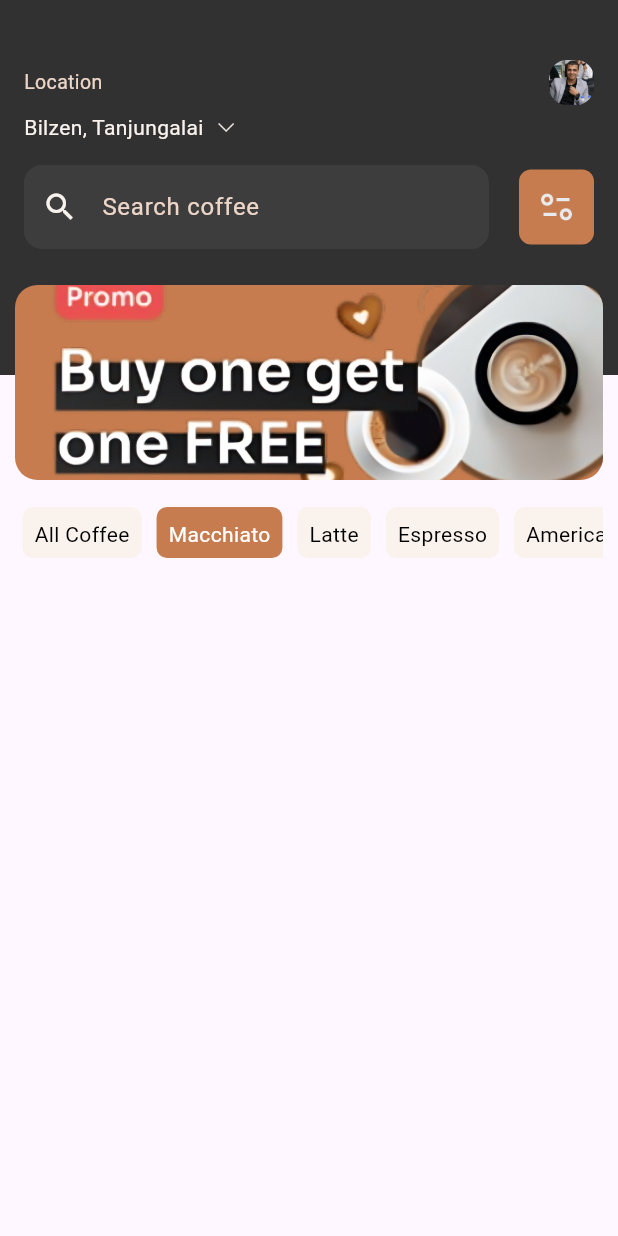
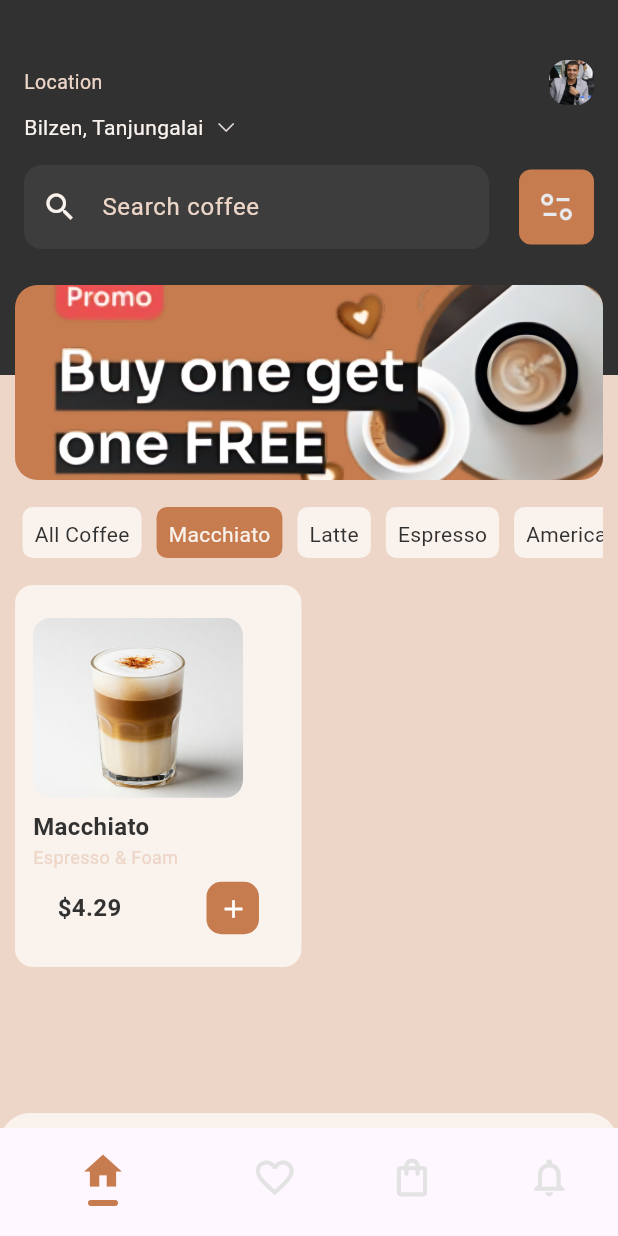
Before and after one commit to ab803/CoffeeApp, a Flutter app: the screen it shows after launch, after a tap on "Macchiato", on a phone screen of 412 x 824 dp. Run offline on Flutter 3.47's test engine with Material 3 defaults, Android fonts, the phone set to English and light mode, and no system bars.

Commit message:
finish Home Screen

```diff
--- a/lib/Screens/HomeScreen.dart
+++ b/lib/Screens/HomeScreen.dart
@@ -1,7 +1,8 @@
-import 'package:flutter/cupertino.dart';
 import 'package:flutter/material.dart';
-import 'package:task2/Screens/Widgets/CustomOfferImages.dart';
-import 'package:task2/Screens/Widgets/header.dart';
+import 'Widgets/BottomNavigationBar.dart';
+import 'Widgets/ItemCard.dart';
+import 'Widgets/header.dart';
+import 'Widgets/CustomOfferImages.dart';
 
 class HomeScreen extends StatefulWidget {
   @override
@@ -10,12 +11,31 @@ class HomeScreen extends StatefulWidget {
 
 class _HomeScreenState extends State<HomeScreen> {
   final List<String> categories = ["All Coffee", "Macchiato", "Latte", "Espresso", "Americano"];
-  int selectedIndex = 0; // To track selected category index
+  int selectedIndex = 0;
+
+  final List<Map<String, String>> coffeeItems = [
+    {"imgPath": "assets/images/Espresso.jpeg", "title": "Espresso", "subtitle": "Strong & Bold", "price": "3.99", "category": "Espresso"},
+    {"imgPath": "assets/images/Cappuccino.jpeg", "title": "Cappuccino", "subtitle": "Creamy & Smooth", "price": "4.99", "category": "Latte"},
+    {"imgPath": "assets/images/latte.jpeg", "title": "Latte", "subtitle": "Mild & Milky", "price": "4.49", "category": "Latte"},
+    {"imgPath": "assets/images/Americano.jpeg", "title": "Americano", "subtitle": "Light & Classic", "price": "3.49", "category": "Americano"},
+    {"imgPath": "assets/images/Mocha.jpeg", "title": "Mocha", "subtitle": "Chocolate & Coffee", "price": "5.49", "category": "Latte"},
+    {"imgPath": "assets/images/Macchiato.jpeg", "title": "Macchiato", "subtitle": "Espresso & Foam", "price": "4.29", "category": "Macchiato"},
+  ];
+
+  // 🔹 Filtered Items Based on Category Selection
+  List<Map<String, String>> get filteredItems {
+    if (selectedIndex == 0) return coffeeItems;
+    return coffeeItems.where((item) => item["title"] == categories[selectedIndex]).toList();
+  }
 
   @override
   Widget build(BuildContext context) {
     return Scaffold(
-      body: Column(
+      bottomNavigationBar: BottomNavBar(),
+      backgroundColor: Color(0xffEDD6C8),
+      body: SafeArea(
+        child: Column(
+          crossAxisAlignment: CrossAxisAlignment.start,
           children: [
             Stack(
               clipBehavior: Clip.none,
@@ -26,7 +46,7 @@ class _HomeScreenState extends State<HomeScreen> {
             ),
             SizedBox(height: 80),
 
-          // Horizontal Category List
+            // 🔹 Category Selector
             SizedBox(
               height: 50,
               child: Padding(
@@ -35,16 +55,16 @@ class _HomeScreenState extends State<HomeScreen> {
                   scrollDirection: Axis.horizontal,
                   itemCount: categories.length,
                   itemBuilder: (context, index) {
-                  bool isSelected = selectedIndex == index; // Check if category is selected
+                    bool isSelected = selectedIndex == index;
 
                     return GestureDetector(
                       onTap: () {
                         setState(() {
-                        selectedIndex = index; // Update selected index
+                          selectedIndex = index;
                         });
                       },
-                    child:Padding(
-                      padding: const EdgeInsets.symmetric(horizontal: 5,vertical: 8),
+                      child: Padding(
+                        padding: const EdgeInsets.symmetric(horizontal: 5, vertical: 8),
                         child: Container(
                           padding: EdgeInsets.all(8),
                           decoration: BoxDecoration(
@@ -54,13 +74,36 @@ class _HomeScreenState extends State<HomeScreen> {
                           child: Text(
                             categories[index],
                             style: TextStyle(
-                            color: isSelected ? Colors.white : Colors.black, // Simplified color
+                              color: isSelected ? Color(0xffF9F2ED) : Color(0xff313131),
                               fontSize: 14,
                             ),
                           ),
                         ),
                       ),
+                    );
+                  },
+                ),
+              ),
+            ),
 
+            // 🔹 Coffee Grid View
+            Expanded(
+              child: Padding(
+                padding: EdgeInsets.all(10),
+                child: GridView.builder(
+                  gridDelegate: SliverGridDelegateWithFixedCrossAxisCount(
+                    crossAxisCount: 2,
+                    crossAxisSpacing: 10,
+                    mainAxisSpacing: 20,
+                    childAspectRatio: 0.75,
+                  ),
+                  itemCount: filteredItems.length,
+                  itemBuilder: (context, index) {
+                    return ItemCard(
+                      imgPath: filteredItems[index]["imgPath"]!,
+                      title: filteredItems[index]["title"]!,
+                      subtitle: filteredItems[index]["subtitle"]!,
+                      price: filteredItems[index]["price"]!,
                     );
                   },
                 ),
@@ -68,6 +111,7 @@ class _HomeScreenState extends State<HomeScreen> {
             ),
           ],
         ),
+      ),
     );
   }
 }
--- /dev/null
+++ b/lib/Screens/Widgets/BottomNavigationBar.dart
@@ -0,0 +1,69 @@
+import 'package:flutter/material.dart';
+
+class BottomNavBar extends StatefulWidget {
+  @override
+  _BottomNavBarState createState() => _BottomNavBarState();
+}
+
+class _BottomNavBarState extends State<BottomNavBar> {
+  int _selectedIndex = 0;
+
+  void _onItemTapped(int index) {
+    setState(() {
+      _selectedIndex = index;
+    });
+  }
+
+  @override
+  Widget build(BuildContext context) {
+    return Container(
+      padding: EdgeInsets.only(top: 10),
+      decoration: BoxDecoration(
+        color: Color(0xffF9F2ED),
+        borderRadius: BorderRadius.vertical(top: Radius.circular(20)),
+      ),
+      child: BottomNavigationBar(
+        currentIndex: _selectedIndex,
+        onTap: _onItemTapped,
+        backgroundColor: Colors.transparent,
+        elevation: 0,
+        showSelectedLabels: false,
+        showUnselectedLabels: false,
+        selectedItemColor: Color(0xFFC67C4E), // Brown active color
+        unselectedItemColor: Color(0xffE3E3E3), // Gray inactive color
+        items: [
+          BottomNavigationBarItem(
+            icon: Column(
+              children: [
+                Icon(Icons.home, size: 30),
+                if (_selectedIndex == 0)
+                  Container(
+                    width: 20,
+                    height: 4,
+                    margin: EdgeInsets.only(top: 4),
+                    decoration: BoxDecoration(
+                      color: Color(0xFFC67C4E),
+                      borderRadius: BorderRadius.circular(2),
+                    ),
+                  ),
+              ],
+            ),
+            label: 'Home',
+          ),
+          BottomNavigationBarItem(
+            icon: Icon(Icons.favorite_border, size: 30),
+            label: 'Favorites',
+          ),
+          BottomNavigationBarItem(
+            icon: Icon(Icons.shopping_bag_outlined, size: 30),
+            label: 'Cart',
+          ),
+          BottomNavigationBarItem(
+            icon: Icon(Icons.notifications_none, size: 30),
+            label: 'Notifications',
+          ),
+        ],
+      ),
+    );
+  }
+}
--- /dev/null
+++ b/lib/Screens/Widgets/ItemCard.dart
@@ -0,0 +1,105 @@
+import 'package:flutter/material.dart';
+
+class ItemCard extends StatelessWidget {
+  final String imgPath;
+  final String title;
+  final String subtitle;
+  final String price;
+
+  const ItemCard({
+    super.key,
+    required this.imgPath,
+    required this.title,
+    required this.subtitle,
+    required this.price,
+  });
+
+  @override
+  Widget build(BuildContext context) {
+    return Container(
+      width: 160,
+      height: 200, // 🔹 Increased height for better spacing
+      decoration: BoxDecoration(
+        color: Color(0xffF9F2ED),
+        borderRadius: BorderRadius.circular(12),
+      ),
+      child: Column(
+        mainAxisAlignment: MainAxisAlignment.center,
+        crossAxisAlignment: CrossAxisAlignment.start,
+        children: [
+          Padding(
+            padding: const EdgeInsets.only(left: 12),
+            child: ClipRRect(
+              borderRadius: BorderRadius.circular(12),
+              child: Image.asset(
+                imgPath,
+                width: 140,
+                height: 120, // 🔹 Adjusted height
+                fit: BoxFit.cover,
+                errorBuilder: (context, error, stackTrace) {
+                  print("Image not found: $imgPath");
+                  return Image.asset(
+                    "assets/images/Gemini_Generated_Image_2tbj642tbj642tbj.jpeg", // 🔹 Use a valid fallback image
+                    width: 140,
+                    height: 120,
+                    fit: BoxFit.cover,
+                  );
+                },
+              ),
+            ),
+          ),
+          SizedBox(height: 8),
+          Padding(
+            padding: const EdgeInsets.only(left: 12),
+            child: Text(
+              title,
+              style: TextStyle(
+                fontSize: 16,
+                fontWeight: FontWeight.bold,
+                color: Color(0xff313131),
+              ),
+            ),
+          ),
+          Padding(
+            padding: const EdgeInsets.only(left: 12),
+            child: Text(
+              subtitle,
+              style: TextStyle(
+                color: Color(0xffEDD6C8),
+                fontSize: 12,
+              ),
+            ),
+          ),
+          SizedBox(height: 8),
+          Row(
+            mainAxisAlignment: MainAxisAlignment.spaceAround,
+            children: [
+              Text(
+                "\$$price",
+                style: TextStyle(
+                  fontSize: 16,
+                  fontWeight: FontWeight.bold,
+                  color: Color(0xff313131),
+                ),
+              ),
+              Container(
+                height: 35,
+                width: 35,
+                decoration: BoxDecoration(
+                  color: Color(0xFFC67C4E),
+                  borderRadius: BorderRadius.circular(10),
+                ),
+                child: IconButton(
+                  onPressed: () {
+                    print("Added $title to cart!");
+                  },
+                  icon: Icon(Icons.add, size: 20, color: Colors.white),
+                ),
+              ),
+            ],
+          ),
+        ],
+      ),
+    );
+  }
+}
```
Also changed, not shown: assets/images/Americano.jpeg (added), assets/images/Cappuccino.jpeg (added), assets/images/Esperso.jpeg (added), assets/images/Gemini_Generated_Image_2tbj642tbj642tbj.jpeg (added), assets/images/Macchiato.jpeg (added), assets/images/Mocha.jpeg (added), assets/images/latte.jpeg (added). Lines whose indentation alone changed are shown as unchanged.
